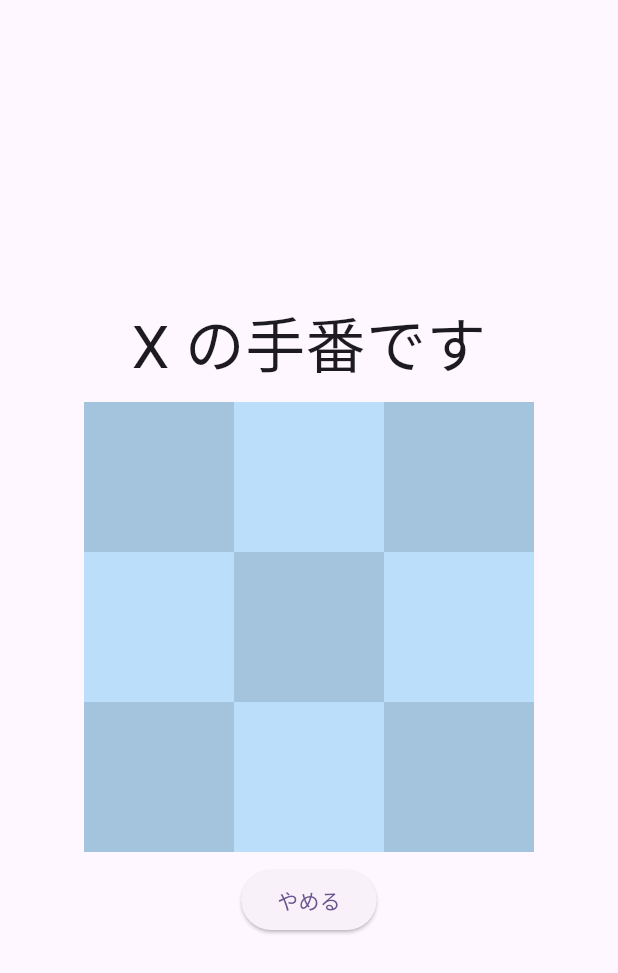
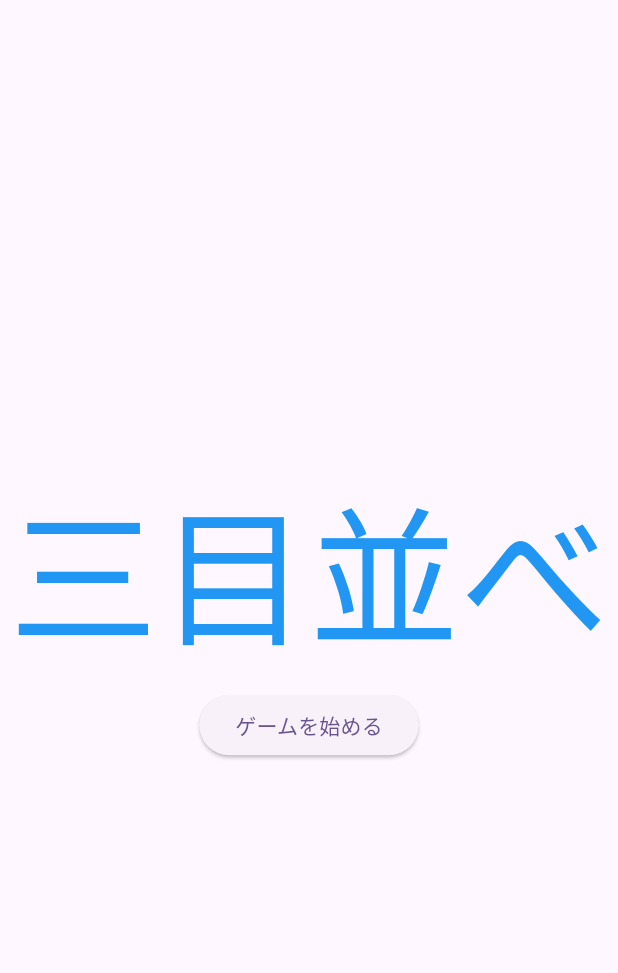
Before and after one commit to Sigumaa/tic_tac_toe, a Flutter app: the screen it shows after launch, on a phone screen of 412 x 824 dp. Shown: the top 973 px of the screen. Run offline on Flutter 3.47's test engine with Material 2 defaults, Android fonts, the phone set to English and light mode, and no system bars.

Commit message:
feat: start page

```diff
--- a/lib/main.dart
+++ b/lib/main.dart
@@ -1,5 +1,5 @@
 import 'package:flutter/material.dart';
-import 'package:tic_tac_toe/game_page.dart';
+import 'package:tic_tac_toe/start_page.dart';
 
 void main() {
   runApp(const MyApp());
@@ -16,7 +16,7 @@ class MyApp extends StatelessWidget {
         colorScheme: ColorScheme.fromSeed(seedColor: Colors.deepPurple),
         useMaterial3: true,
       ),
-      home: const GamePage()
+      home: const StartPage()
     );
   }
 }
--- /dev/null
+++ b/lib/start_page.dart
@@ -0,0 +1,37 @@
+import 'package:flutter/material.dart';
+import 'package:tic_tac_toe/game_page.dart';
+
+class StartPage extends StatefulWidget {
+  const StartPage({Key? key}) : super(key: key);
+
+  @override
+  State<StartPage> createState() => _StartPageState();
+}
+
+class _StartPageState extends State<StartPage> {
+  @override
+  Widget build(BuildContext context) {
+    return Scaffold(
+      body: Center(
+        child: Column(
+          mainAxisSize: MainAxisSize.min,
+          children: [
+            const Text(
+              "三目並べ",
+              style: TextStyle(fontSize: 100, color: Colors.blue),
+            ),
+            Padding(
+              padding: const EdgeInsets.all(8.0),
+              child: ElevatedButton(
+                  onPressed: () {
+                    Navigator.of(context)
+                        .push(MaterialPageRoute(builder: (_) => GamePage()));
+                  },
+                  child: const Text("ゲームを始める")),
+            ),
+          ],
+        ),
+      ),
+    );
+  }
+}
```
